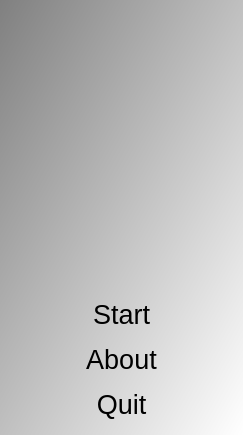
This is Tools/ToolWktToSvg/qtwkttosvgmenudialog.ui in richelbilderbeek/ProjectRichelBilderbeek as Qt 5 draws it before an edit. The edited form follows.
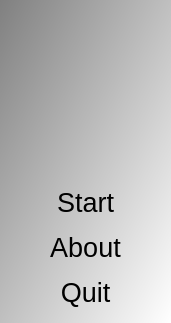
This is the edited form. Icons and pictures are not drawn.

Diff of the .ui file:
```diff
--- a/Tools/ToolWktToSvg/qtwkttosvgmenudialog.ui
+++ b/Tools/ToolWktToSvg/qtwkttosvgmenudialog.ui
@@ -6,8 +6,8 @@
    <rect>
     <x>0</x>
     <y>0</y>
-    <width>243</width>
-    <height>435</height>
+    <width>171</width>
+    <height>323</height>
    </rect>
   </property>
   <property name="font">
```
